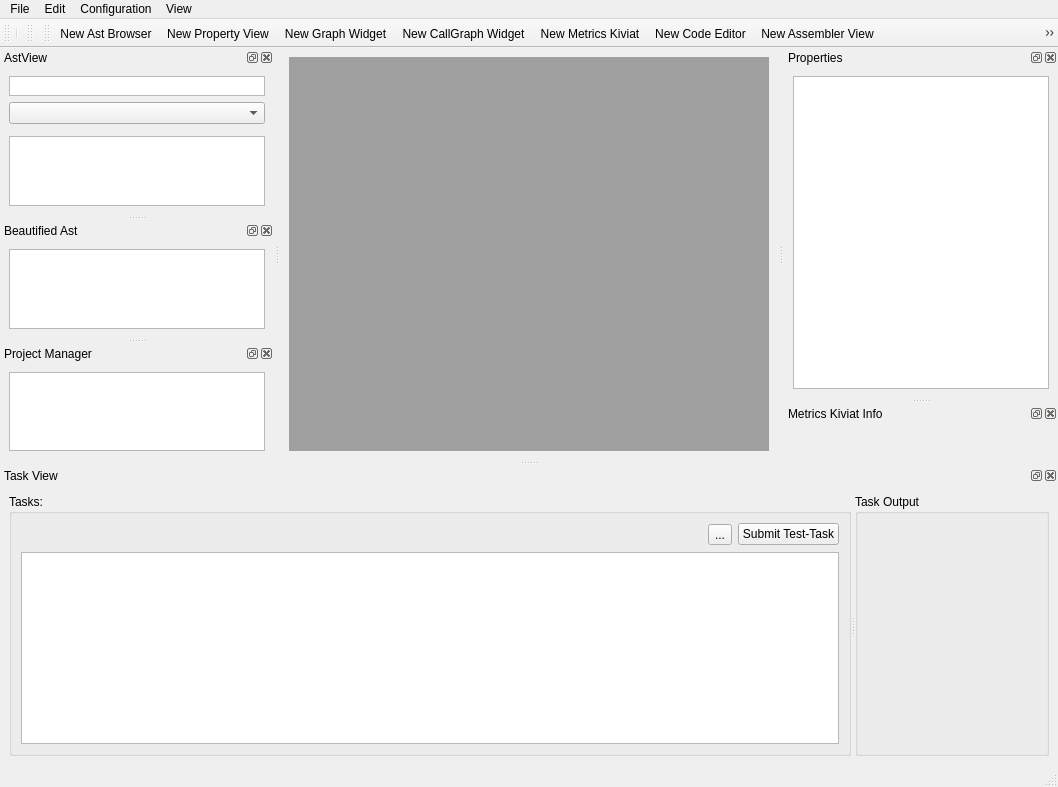
This is projects/RoseQt/MainWindow.ui in rose-compiler/rose as Qt 5 draws it before an edit. The edited form follows.
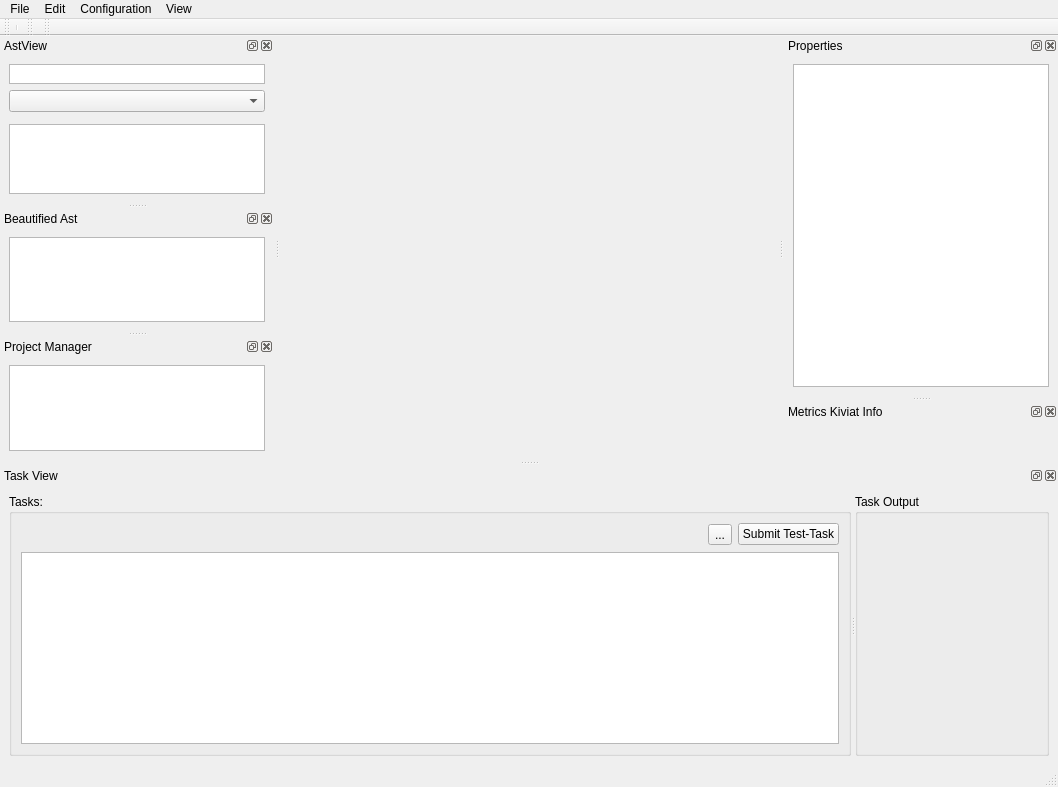
This is the edited form. Icons and pictures are not drawn. Custom widgets are drawn as their Qt base class.

Patch:
```diff
--- a/projects/RoseQt/MainWindow.ui
+++ b/projects/RoseQt/MainWindow.ui
@@ -16,7 +16,7 @@
   <widget class="QWidget" name="centralwidget">
    <layout class="QHBoxLayout" name="horizontalLayout">
     <item>
-     <widget class="QMdiArea" name="mdiArea"/>
+     <widget class="SubWindowFactory" name="subWindowArea" native="true"/>
     </item>
    </layout>
   </widget>
@@ -317,14 +317,6 @@
    <attribute name="toolBarBreak">
     <bool>false</bool>
    </attribute>
-   <addaction name="actionNewAstBrowser"/>
-   <addaction name="actionNewPropertyView"/>
-   <addaction name="actionNewGraphWidget"/>
-   <addaction name="actionNewCallGraphWidget"/>
-   <addaction name="actionNewMetricsKiviat"/>
-   <addaction name="actionNewCodeEditor"/>
-   <addaction name="actionNewAssemblerView"/>
-   <addaction name="actionNewSrcBinView"/>
   </widget>
   <action name="actionQuit">
    <property name="icon">
@@ -581,6 +573,12 @@
    <extends>QListWidget</extends>
    <header>TaskList.h</header>
   </customwidget>
+  <customwidget>
+   <class>SubWindowFactory</class>
+   <extends>QWidget</extends>
+   <header>SubWindowFactory.h</header>
+   <container>1</container>
+  </customwidget>
  </customwidgets>
  <resources>
   <include location="../widgets/util/util.qrc"/>
```
Left out of the diff: 32 changed lines with no effect on the pictures.
